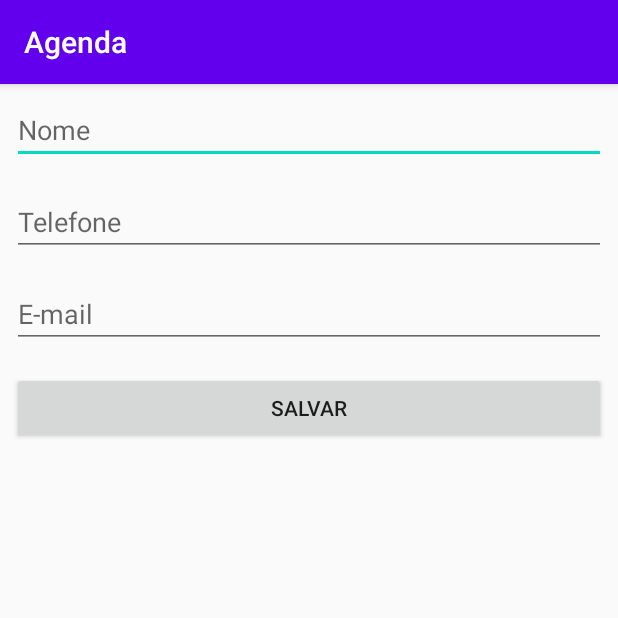
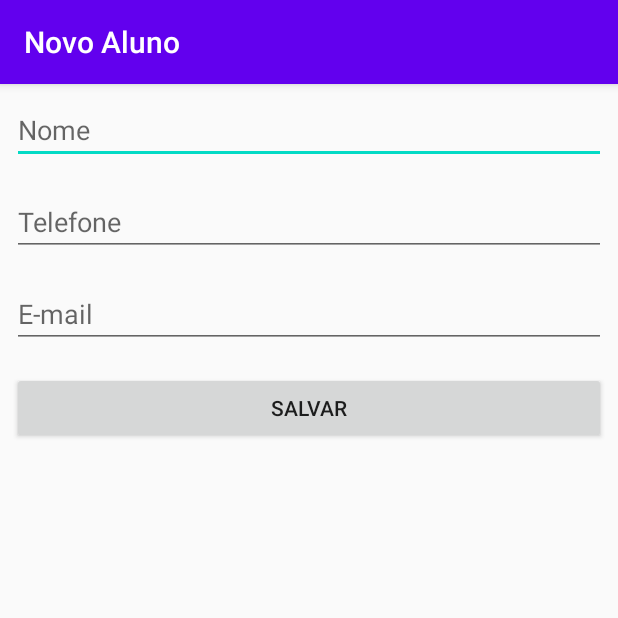
Before and after one commit to jcbeuker/Alura-Android-Agenda, an Android app: the screen it shows after launch (FormularioAlunoActivity), after a tap on an icon or button, on a phone screen of 412 x 824 dp, the top half of it. Run offline under Robolectric (Android 15) with nearby library versions, the phone set to English and light mode, and no system bars.

Commit message:
Aula 5 - Refatorando o código

```diff
--- a/app/src/main/java/com/example/agenda/DAO/AlunoDAO.java
+++ b/app/src/main/java/com/example/agenda/DAO/AlunoDAO.java
@@ -6,6 +6,7 @@ import java.util.ArrayList;
 import java.util.List;
 
 public class AlunoDAO {
+
     private  final static List<Aluno> alunos = new ArrayList<>();
 
     public void salva(Aluno aluno) {
--- a/app/src/main/java/com/example/agenda/ui/activity/FormularioAlunoActivity.java
+++ b/app/src/main/java/com/example/agenda/ui/activity/FormularioAlunoActivity.java
@@ -1,13 +1,11 @@
 package com.example.agenda.ui.activity;
 
-import androidx.appcompat.app.AppCompatActivity;
-
-import android.content.Intent;
 import android.os.Bundle;
 import android.view.View;
 import android.widget.Button;
 import android.widget.EditText;
-import android.widget.Toast;
+
+import androidx.appcompat.app.AppCompatActivity;
 
 import com.example.agenda.DAO.AlunoDAO;
 import com.example.agenda.R;
@@ -15,31 +13,52 @@ import com.example.agenda.model.Aluno;
 
 public class FormularioAlunoActivity extends AppCompatActivity {
 
+    public static final String TITULO_APPBAR = "Novo Aluno";
+    private EditText campoNome;
+    private EditText campoTelefone;
+    private EditText campoEmail;
+    private final AlunoDAO dao = new AlunoDAO();
+
     @Override
     protected void onCreate(Bundle savedInstanceState) {
         super.onCreate(savedInstanceState);
         setContentView(R.layout.activity_formulario_aluno);
 
-        final AlunoDAO dao = new AlunoDAO();
+        setTitle(TITULO_APPBAR);
 
+        inicializacaoDosCampos();
 
-        final EditText campoNome = findViewById(R.id.activity_formulario_aluno_nome);
-        final EditText campoTelefone = findViewById(R.id.activity_formulario_aluno_telefone);
-        final EditText campoEmail = findViewById(R.id.activity_formulario_aluno_email);
+        configuraBotaoSalvar();
+    }
 
+    private void configuraBotaoSalvar() {
         Button botaoSalvar = findViewById(R.id.activity_formulario_aluno_botao_salvar);
         botaoSalvar.setOnClickListener(new View.OnClickListener() {
             @Override
             public void onClick(View view) {
-                String nome = campoNome.getText().toString();
-                String telefone = campoTelefone.getText().toString();
-                String email = campoEmail.getText().toString();
+                Aluno alunoCriado = criaAluno();
+                salva(alunoCriado);
+            }
+        });
+    }
 
-                Aluno alunoCriado = new Aluno(nome, telefone, email);
-                dao.salva(alunoCriado);
+    private void inicializacaoDosCampos() {
+        campoNome = findViewById(R.id.activity_formulario_aluno_nome);
+        campoTelefone = findViewById(R.id.activity_formulario_aluno_telefone);
+        campoEmail = findViewById(R.id.activity_formulario_aluno_email);
+    }
 
-                finish();
+    private void salva(Aluno alunoCriado) {
+        dao.salva(alunoCriado);
+
+        finish();
     }
-});
+
+    private Aluno criaAluno() {
+        String nome = campoNome.getText().toString();
+        String telefone = campoTelefone.getText().toString();
+        String email = campoEmail.getText().toString();
+
+        return new Aluno(nome, telefone, email);
     }
 }
--- a/app/src/main/java/com/example/agenda/ui/activity/ListaAlunosActivity.java
+++ b/app/src/main/java/com/example/agenda/ui/activity/ListaAlunosActivity.java
@@ -13,37 +13,45 @@ import com.example.agenda.DAO.AlunoDAO;
 import com.example.agenda.R;
 import com.google.android.material.floatingactionbutton.FloatingActionButton;
 
-import java.util.ArrayList;
-import java.util.Arrays;
-import java.util.List;
-
 
 public class ListaAlunosActivity extends AppCompatActivity {
+
+    public static final String TITULO_APPBAR = "Lista de alunos";
+    private final AlunoDAO dao = new AlunoDAO();
 
     @Override
     protected void onCreate(@Nullable Bundle savedInstanceState) {
         super.onCreate(savedInstanceState);
         setContentView(R.layout.activity_lista_alunos);
 
-        setTitle("Lista de alunos");
+        setTitle(TITULO_APPBAR);
 
+        configuraFabNovoAluno();
+    }
+
+    private void configuraFabNovoAluno() {
         FloatingActionButton botaoNovoAluno = findViewById(R.id.activity_lista_alunos_fab_novo_aluno);
         botaoNovoAluno.setOnClickListener(new View.OnClickListener() {
             @Override
             public void onClick(View view) {
-                startActivity(new Intent(ListaAlunosActivity.this,
-                        FormularioAlunoActivity.class));
+                abreFormularioAlunoActivity();
             }
         });
+    }
+
+    private void abreFormularioAlunoActivity() {
+        startActivity(new Intent(this,
+                FormularioAlunoActivity.class));
     }
 
     @Override
     protected void onResume() {
         super.onResume();
+        configuraLista();
+    }
 
-        AlunoDAO dao = new AlunoDAO();
-
-        ListView listaDeAlunos =  findViewById(R.id.activity_lista_alunos_listview);
+    private void configuraLista() {
+        ListView listaDeAlunos = findViewById(R.id.activity_lista_alunos_listview);
         listaDeAlunos.setAdapter(new ArrayAdapter<>(this,
                 android.R.layout.simple_list_item_1,
                 dao.todos()));
```
